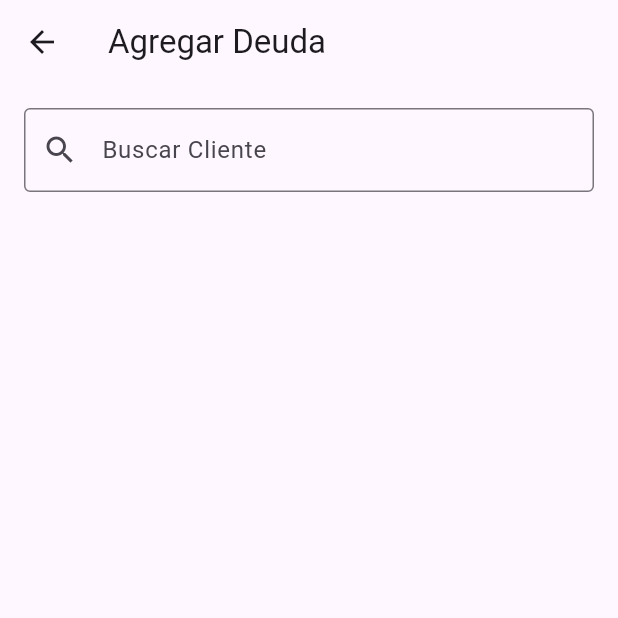
After one commit to josesiyo-robbio/magicStore, a Flutter app: the screen it shows after launch, after a tap on "Agregar Deuda", on a phone screen of 412 x 824 dp, the top half of it. The commit adds this screen. Run offline on Flutter 3.47's test engine with Material 3 defaults, Android fonts, the phone set to English and light mode, and no system bars; our stand-ins replace sqflite; accounts and stored records are empty.

Commit message:
agregado pantalla para agregar deudas

```diff
--- /dev/null
+++ b/lib/screens/add_debt_screen.dart
@@ -0,0 +1,153 @@
+import 'package:celes_store_magic/providers/db_provider.dart';
+import 'package:flutter/material.dart';
+
+
+class AddDebtScreen extends StatefulWidget {
+  @override
+  _AddDebtScreenState createState() => _AddDebtScreenState();
+}
+
+class _AddDebtScreenState extends State<AddDebtScreen> {
+  List<Map<String, dynamic>> clients = [];
+  List<Map<String, dynamic>> filteredClients = [];
+
+  @override
+  void initState() {
+    super.initState();
+    _loadClients();
+  }
+
+  // Cargar la lista de clientes desde la base de datos
+  void _loadClients() async {
+    final db = DBProvider();
+    List<Map<String, dynamic>> clientList = await db.database.then((db) {
+      return db.query('clientes');
+    });
+
+    setState(() {
+      clients = clientList;
+      filteredClients = clients; // Inicialmente mostrar todos los clientes
+    });
+  }
+
+  // Filtrar la lista de clientes según la búsqueda
+  void _filterClients(String searchTerm) {
+    setState(() {
+      filteredClients = clients
+          .where((client) =>
+              client["nombre"].toLowerCase().contains(searchTerm.toLowerCase()))
+          .toList();
+    });
+  }
+
+  // Mostrar el modal para agregar deuda
+  void _showAddDebtDialog(int clienteId, String clientName) {
+    String debtAmount = '';
+    String debtDescription = '';
+
+    showDialog(
+      context: context,
+      builder: (ctx) {
+        return AlertDialog(
+          title: Text('Agregar Deuda a $clientName'),
+          content: Column(
+            mainAxisSize: MainAxisSize.min,
+            children: [
+              TextField(
+                decoration: InputDecoration(labelText: 'Monto de la Deuda'),
+                keyboardType: TextInputType.number,
+                onChanged: (value) {
+                  debtAmount = value;
+                },
+              ),
+              TextField(
+                decoration: InputDecoration(labelText: 'Descripción'),
+                onChanged: (value) {
+                  debtDescription = value;
+                },
+              ),
+            ],
+          ),
+          actions: [
+            TextButton(
+              onPressed: () {
+                Navigator.of(ctx).pop();
+              },
+              child: Text('Cancelar'),
+            ),
+            ElevatedButton(
+              onPressed: () {
+                if (debtAmount.isNotEmpty) {
+                  _addDebt(clienteId, double.parse(debtAmount), debtDescription);
+                  Navigator.of(ctx).pop();
+                }
+              },
+              child: Text('Agregar'),
+            ),
+          ],
+        );
+      },
+    );
+  }
+
+  // Método para agregar una deuda en la base de datos
+  void _addDebt(int clienteId, double amount, String description) async {
+    final db = DBProvider();
+
+    // Insertar la deuda en la tabla deudas
+    await db.database.then((db) {
+      db.insert('deudas', {
+        'cliente_id': clienteId,
+        'monto': amount,
+        'descripcion': description,
+        'fecha': DateTime.now().toString().split(' ')[0], // Fecha actual
+      });
+    });
+
+    // Ya no es necesario actualizar manualmente la deuda_total
+    _loadClients(); // Recargar la lista de clientes después de agregar la deuda
+  }
+
+  @override
+  Widget build(BuildContext context) {
+    return Scaffold(
+      appBar: AppBar(
+        title: Text('Agregar Deuda'),
+      ),
+      body: Column(
+        children: [
+          Padding(
+            padding: const EdgeInsets.all(16.0),
+            child: TextField(
+              decoration: InputDecoration(
+                labelText: 'Buscar Cliente',
+                prefixIcon: Icon(Icons.search),
+                border: OutlineInputBorder(),
+              ),
+              onChanged: (value) {
+                _filterClients(value);
+              },
+            ),
+          ),
+          Expanded(
+            child: ListView.builder(
+              itemCount: filteredClients.length,
+              itemBuilder: (ctx, index) {
+                return ListTile(
+                  title: Text(filteredClients[index]['nombre']),
+                  subtitle: Text('Debe: \$${filteredClients[index]['deuda_total']}'),
+                  onTap: () {
+                    _showAddDebtDialog(
+                      filteredClients[index]['id'],
+                      filteredClients[index]['nombre'],
+                    );
+                  },
+                );
+              },
+            ),
+          ),
+        ],
+      ),
+    );
+  }
+}
--- a/lib/screens/home_screen.dart
+++ b/lib/screens/home_screen.dart
@@ -1,3 +1,4 @@
+import 'package:celes_store_magic/screens/add_debt_screen.dart';
 import 'package:celes_store_magic/screens/client_list_screen.dart';
 import 'package:flutter/material.dart';
 
@@ -26,7 +27,10 @@
             SizedBox(height: 16.0),
             ElevatedButton.icon(
               onPressed: () {
-                // Navegar a la pantalla de Agregar Deuda
+                                Navigator.push(
+                  context,
+                  MaterialPageRoute(builder: (context) => AddDebtScreen()),
+                );
               },
               icon: Icon(Icons.add_shopping_cart), // Icono para Agregar Deuda
               label: Text('Agregar Deuda'),
```
Lines whose indentation alone changed are shown as unchanged.
